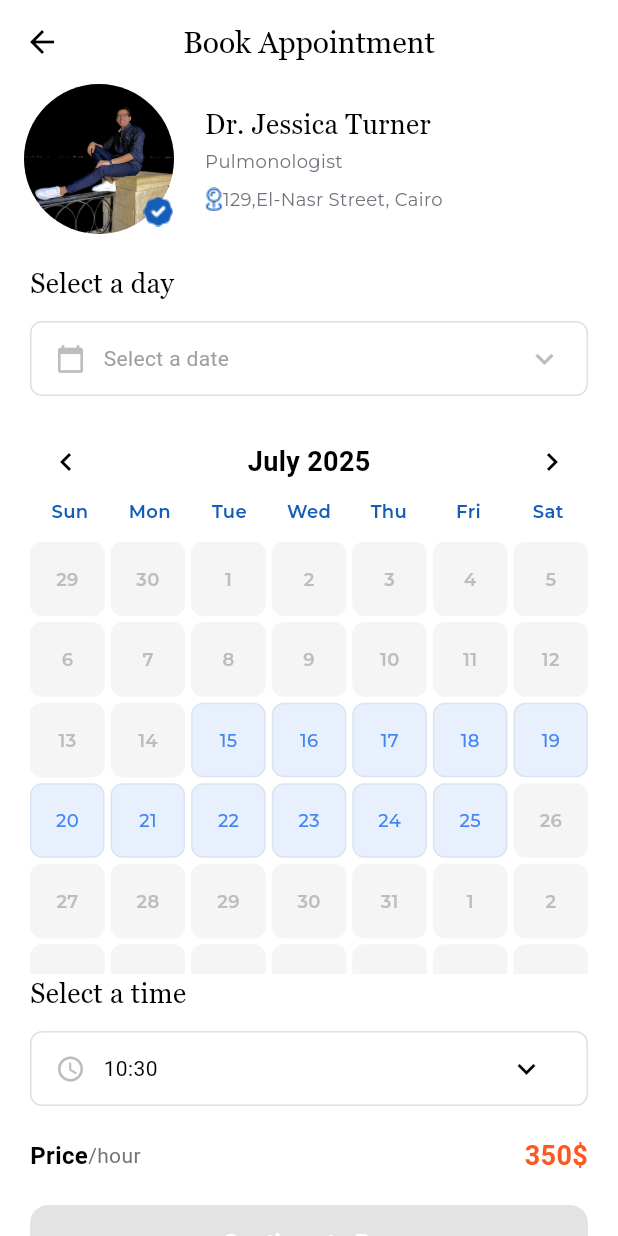
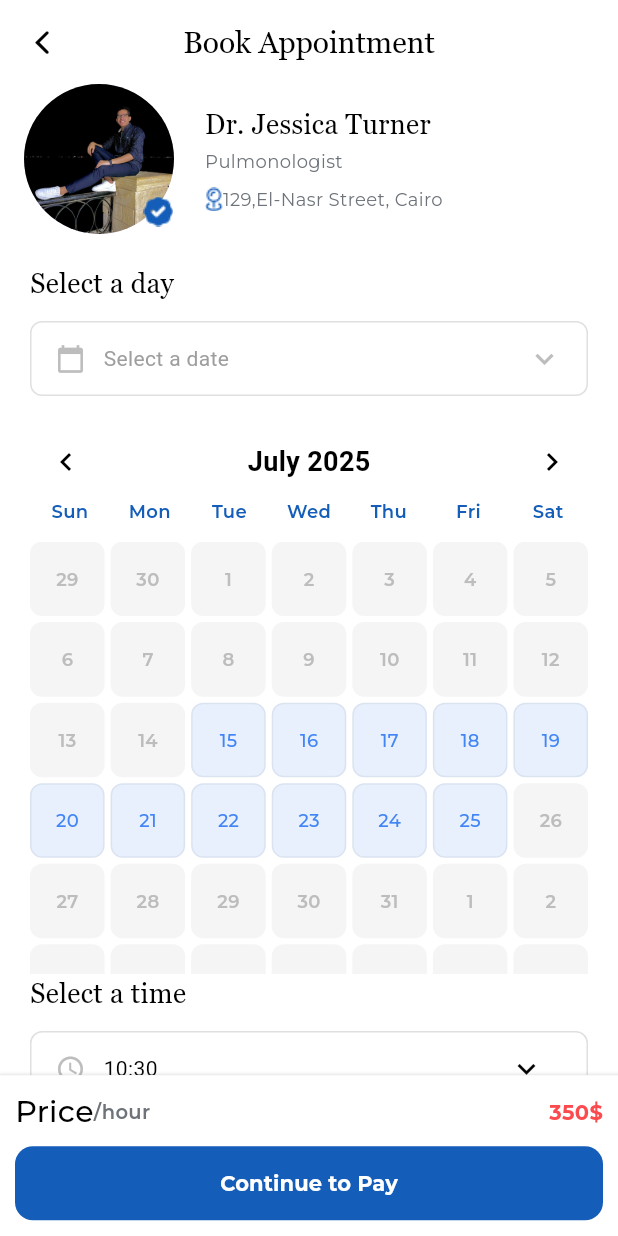
Before and after one commit to Huma-volve/Round-6-mobile-booking-doctor-app, a Flutter app: the screen it shows after launch, after a tap on "Continue to Pay", on a phone screen of 412 x 824 dp. Run offline on Flutter 3.47's test engine with Material 3 defaults, Android fonts, the phone set to English and light mode, and no system bars; our stand-ins replace dio; missing offline and left inert: flutter_stripe.

Commit message:
handle some bugs

```diff
--- a/lib/core/constants/app_styles.dart
+++ b/lib/core/constants/app_styles.dart
@@ -74,7 +74,7 @@ class AppStyles{
   );
   static TextStyle bottomPriceStyle=TextStyle(
       color: AppColors.black,
-      fontSize:24,
+      fontSize:20,
       fontWeight: FontWeight.w500,
       fontFamily: AppFonts.montserrat
   );
--- a/lib/features/booking_appointment/presentation/views/doctor_appointment_screen.dart
+++ b/lib/features/booking_appointment/presentation/views/doctor_appointment_screen.dart
@@ -1,19 +1,22 @@
 import 'package:booking_doctor/core/constants/app_colors.dart';
 import 'package:booking_doctor/core/constants/app_routes.dart';
 import 'package:booking_doctor/core/constants/app_styles.dart';
+import 'package:booking_doctor/features/booking_appointment/presentation/views/doctor_payment_screen.dart';
 import 'package:booking_doctor/features/doctor_details/presentation/views/doctor_details_screen.dart';
+import 'package:flutter/cupertino.dart';
 import 'package:flutter/material.dart';
 
 class DoctorAppointmentScreen extends StatefulWidget {
   @override
-  _DoctorAppointmentScreenState createState() => _DoctorAppointmentScreenState();
+  _DoctorAppointmentScreenState createState() =>
+      _DoctorAppointmentScreenState();
 }
 
 class _DoctorAppointmentScreenState extends State<DoctorAppointmentScreen> {
   DateTime currentMonth = DateTime(2025, 7); // July 2025
   int? selectedDay;
   String selectedDateText = "Monday, July 21";
- TimeOfDay selectedTime=TimeOfDay.now();
+  TimeOfDay selectedTime = TimeOfDay.now();
 
   List<int> availableDays = [15, 16, 17, 18, 19, 20, 21, 22, 23, 24, 25];
 
@@ -95,30 +98,28 @@ class _DoctorAppointmentScreenState extends State<DoctorAppointmentScreen> {
   Widget build(BuildContext context) {
     final daysInMonth = getDaysInMonth(currentMonth);
     final firstDayWeekday = getFirstDayOfMonth(currentMonth);
-
+    double width = MediaQuery.of(context).size.width;
+    double height = MediaQuery.of(context).size.height;
     return Scaffold(
       backgroundColor: AppColors.white,
       appBar: AppBar(
         backgroundColor: Colors.white,
-        elevation: 0,
         leading: IconButton(
-          icon: Icon(Icons.arrow_back, color: Colors.black),
+          icon: Icon(CupertinoIcons.back, color: Colors.black),
           onPressed: () => Navigator.pop(context),
         ),
-        title: Text(
-          'Book Appointment',
-          style: AppStyles.appBarTitleStyle
-        ),
+        title: Text('Book Appointment', style: AppStyles.appBarTitleStyle),
         centerTitle: true,
       ),
       body: SingleChildScrollView(
+        scrollDirection: Axis.vertical,
         child: Column(
           children: [
             Padding(
               padding: const EdgeInsets.symmetric(horizontal: 16),
               child: doctorDefinition(context),
             ),
-            SizedBox(height: 20,),
+            SizedBox(height: 20),
             // Select a day section
             Container(
               color: Colors.white,
@@ -126,10 +127,7 @@ class _DoctorAppointmentScreenState extends State<DoctorAppointmentScreen> {
               child: Column(
                 crossAxisAlignment: CrossAxisAlignment.start,
                 children: [
-                  Text(
-                    'Select a day',
-                    style: AppStyles.nameStyle
-                  ),
+                  Text('Select a day', style: AppStyles.nameStyle),
                   SizedBox(height: 12),
                   // Selected date dropdown-like container
                   Container(
@@ -160,7 +158,10 @@ class _DoctorAppointmentScreenState extends State<DoctorAppointmentScreen> {
                             ),
                           ),
                         ),
-                        Icon(Icons.keyboard_arrow_down, color: Colors.grey[400]),
+                        Icon(
+                          Icons.keyboard_arrow_down,
+                          color: Colors.grey[400],
+                        ),
                       ],
                     ),
                   ),
@@ -203,9 +204,6 @@ class _DoctorAppointmentScreenState extends State<DoctorAppointmentScreen> {
                       ),
                     ],
                   ),
-
-                  //  SizedBox(height: 16),
-
                   // Days of week
                   Row(
                     children: dayNames
@@ -226,7 +224,7 @@ class _DoctorAppointmentScreenState extends State<DoctorAppointmentScreen> {
                   SizedBox(height: 12),
                   // Calendar grid
                   SizedBox(
-                      height: MediaQuery.of(context).size.height*.35,
+                    height: MediaQuery.of(context).size.height * .35,
                     child: GridView.builder(
                       gridDelegate: SliverGridDelegateWithFixedCrossAxisCount(
                         crossAxisCount: 7,
@@ -328,10 +326,7 @@ class _DoctorAppointmentScreenState extends State<DoctorAppointmentScreen> {
                       },
                     ),
                   ),
-                    Text(
-                        'Select a time',
-                        style: AppStyles.nameStyle
-                    ),
+                  Text('Select a time', style: AppStyles.nameStyle),
                   SizedBox(height: 12),
                   Container(
                     width: double.infinity,
@@ -353,37 +348,60 @@ class _DoctorAppointmentScreenState extends State<DoctorAppointmentScreen> {
                           "${selectedTime.hour}:${selectedTime.minute}",
                           style: TextStyle(
                             fontSize: 14,
-                              color: AppColors.black
+                            color: AppColors.black,
                           ),
                         ),
                         Expanded(
                           child: Column(
                             crossAxisAlignment: CrossAxisAlignment.end,
                             children: [
-                                IconButton(onPressed:()async{
-                                  final TimeOfDay? timeOfDay= await showTimePicker(context: context, initialTime: selectedTime,initialEntryMode: TimePickerEntryMode.dial);
-                                  if(timeOfDay!=null){
+                              IconButton(
+                                onPressed: () async {
+                                  final TimeOfDay? timeOfDay =
+                                      await showTimePicker(
+                                        context: context,
+                                        initialTime: selectedTime,
+                                        initialEntryMode:
+                                            TimePickerEntryMode.dial,
+                                      );
+                                  if (timeOfDay != null) {
                                     setState(() {
-                                      selectedTime=timeOfDay;
+                                      selectedTime = timeOfDay;
                                     });
                                   }
-                                } ,icon:Icon(Icons.keyboard_arrow_down, color: AppColors.black)),
+                                },
+                                icon: Icon(
+                                  Icons.keyboard_arrow_down,
+                                  color: AppColors.black,
+                                ),
+                              ),
                             ],
                           ),
                         ),
                       ],
                     ),
                   ),
-
+                  SizedBox(height: 10),
                 ],
               ),
             ),
-
-
-            // Bottom section
-            Container(
+          ],
+        ),
+      ),
+      bottomNavigationBar:  Container(
+        height: height*.13,
+        padding: EdgeInsets.all(10),
+        decoration: BoxDecoration(
             color: Colors.white,
-              padding: EdgeInsets.all(20),
+            boxShadow: [
+              BoxShadow(
+                  spreadRadius: 2,
+                  blurRadius: 1,
+                  offset: Offset(1, 1),
+                  color: AppColors.bioColor.withOpacity(.2)
+              )
+            ]
+        ),
         child: Column(
           crossAxisAlignment: CrossAxisAlignment.start,
           children: [
@@ -391,43 +409,33 @@ class _DoctorAppointmentScreenState extends State<DoctorAppointmentScreen> {
               children: [
                 Text(
                     'Price',
-                        style: TextStyle(
-                          fontSize: 16,
-                          fontWeight: FontWeight.w600,
-                          color: Colors.black,
-                        ),
+                    style: AppStyles.bottomPriceStyle
                 ),
                 Text(
                   '/hour',
-                        style: TextStyle(fontSize: 14, color: Colors.grey[600]),
+                  style: AppStyles.time1Style,
                 ),
                 Spacer(),
                 Text(
                     '350\$',
-                        style: TextStyle(
-                          fontSize: 18,
-                          fontWeight: FontWeight.w600,
-                          color: Color(0xFFFF5722),
-                        ),
+                    style: AppStyles.montMedium.copyWith(color: AppColors.red)
                 ),
               ],
             ),
-                  SizedBox(height: 20),
-                  // Continue button
+            SizedBox(height: height*.01,),
             SizedBox(
               width: double.infinity,
-                    height: 50,
+              height: height*.06,
               child: ElevatedButton(
-                      onPressed: selectedDay != null
-                          ? () {
-                        Navigator.pushNamed(context, AppRoutes.doctorPaymentScreen,arguments:{
+                onPressed:(){
+                  Navigator.pushNamed(context, AppRoutes.doctorPaymentScreen,arguments: {
                     "time":"${selectedTime.hour}:${selectedTime.minute}",
-                          "date":selectedDateText
+                    "date":selectedDateText,
                   });
-                            }
-                          : null,
+
+                },
                 style: ElevatedButton.styleFrom(
-                        backgroundColor: Color(0xFF4285F4),
+                  backgroundColor: AppColors.blueBottom,
                   shape: RoundedRectangleBorder(
                     borderRadius: BorderRadius.circular(12),
                   ),
@@ -435,23 +443,13 @@ class _DoctorAppointmentScreenState extends State<DoctorAppointmentScreen> {
                 ),
                 child: Text(
                     'Continue to Pay',
-                        style: TextStyle(
-                          color: Colors.white,
-                          fontSize: 16,
-                          fontWeight: FontWeight.w600,
-                        ),
+                    style: AppStyles.montMedium.copyWith(color: AppColors.white)
                 ),
               ),
             ),
           ],
         ),
       ),
-          //  SizedBox(height: 10,),
-
-
-          ],
-        ),
-      ),
     );
   }
 }
--- a/lib/features/doctor_details/presentation/views/doctor_details_screen.dart
+++ b/lib/features/doctor_details/presentation/views/doctor_details_screen.dart
@@ -186,10 +186,24 @@ class DoctorDetailsScreen extends StatelessWidget {
               ),
             ),
           ),
-          Expanded(
-            child:  Container(
+
+        ],
+      ),
+      bottomNavigationBar:
+      Container(
+        height: height*.13,
+        padding: EdgeInsets.all(10),
+        decoration: BoxDecoration(
           color: Colors.white,
-              padding: EdgeInsets.all(5),
+          boxShadow: [
+            BoxShadow(
+              spreadRadius: 2,
+              blurRadius: 1,
+              offset: Offset(1, 1),
+              color: AppColors.bioColor.withOpacity(.2)
+            )
+          ]
+        ),
         child: Column(
           crossAxisAlignment: CrossAxisAlignment.start,
           children: [
@@ -197,39 +211,30 @@ class DoctorDetailsScreen extends StatelessWidget {
               children: [
                 Text(
                   'Price',
-                        style: TextStyle(
-                          fontSize: 16,
-                          fontWeight: FontWeight.w600,
-                          color: Colors.black,
-                        ),
+                  style: AppStyles.bottomPriceStyle
                 ),
                 Text(
                   '/hour',
-                        style: TextStyle(fontSize: 14, color: Colors.grey[600]),
+                  style: AppStyles.time1Style,
                 ),
                 Spacer(),
                 Text(
                   '350\$',
-                        style: TextStyle(
-                          fontSize: 18,
-                          fontWeight: FontWeight.w600,
-                          color: Color(0xFFFF5722),
-                        ),
+                  style: AppStyles.montMedium.copyWith(color: AppColors.red)
                 ),
               ],
             ),
-
-                  // Continue button
+            SizedBox(height: height*.01,),
             SizedBox(
               width: double.infinity,
-                    height: 40,
+              height: height*.06,
               child: ElevatedButton(
                 onPressed:(){
                   Navigator.push(context, MaterialPageRoute(builder: (context)=>DoctorAppointmentScreen()));
 
                 },
                 style: ElevatedButton.styleFrom(
-                        backgroundColor: Color(0xFF4285F4),
+                  backgroundColor: AppColors.blueBottom,
                   shape: RoundedRectangleBorder(
                     borderRadius: BorderRadius.circular(12),
                   ),
@@ -237,20 +242,12 @@ class DoctorDetailsScreen extends StatelessWidget {
                 ),
                 child: Text(
                   'Continue to Pay',
-                        style: TextStyle(
-                          color: Colors.white,
-                          fontSize: 16,
-                          fontWeight: FontWeight.w600,
-                        ),
+                  style: AppStyles.montMedium.copyWith(color: AppColors.white)
                 ),
               ),
             ),
           ],
         ),
-            ),
-            ),
-
-        ],
       ),
     );
   }
```
Also changed, not shown: lib/features/booking_appointment/presentation/views/doctor_payment_screen.dart (+29 -30 lines). Lines whose indentation alone changed are shown as unchanged.
